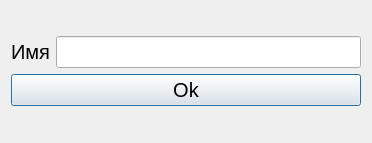
The window that design/GetNameDialog.ui (sonyachep/Doodle_jump) describes before a commit, drawn with Qt 5.
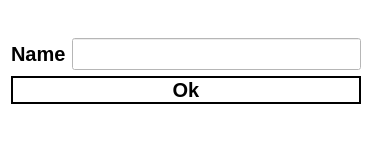
The same window after the commit.

Diff of the .ui file:
```diff
--- a/design/GetNameDialog.ui
+++ b/design/GetNameDialog.ui
@@ -13,6 +13,10 @@
   <property name="windowTitle">
    <string>Dialog</string>
   </property>
+  <property name="styleSheet">
+   <string notr="true">background-color: #FFFFFF;
+</string>
+  </property>
   <layout class="QGridLayout" name="gridLayout_2">
    <item row="0" column="1">
     <layout class="QGridLayout" name="gridLayout">
@@ -30,10 +34,12 @@
        <property name="font">
         <font>
          <pointsize>15</pointsize>
+         <weight>75</weight>
+         <bold>true</bold>
         </font>
        </property>
        <property name="text">
-        <string>Имя</string>
+        <string>Name</string>
        </property>
       </widget>
      </item>
@@ -54,8 +60,14 @@
        <property name="font">
         <font>
          <pointsize>15</pointsize>
+         <weight>75</weight>
+         <bold>true</bold>
         </font>
        </property>
+       <property name="styleSheet">
+        <string notr="true">border: 2px solid #000000;
+</string>
+       </property>
        <property name="text">
         <string>Ok</string>
        </property>
```
